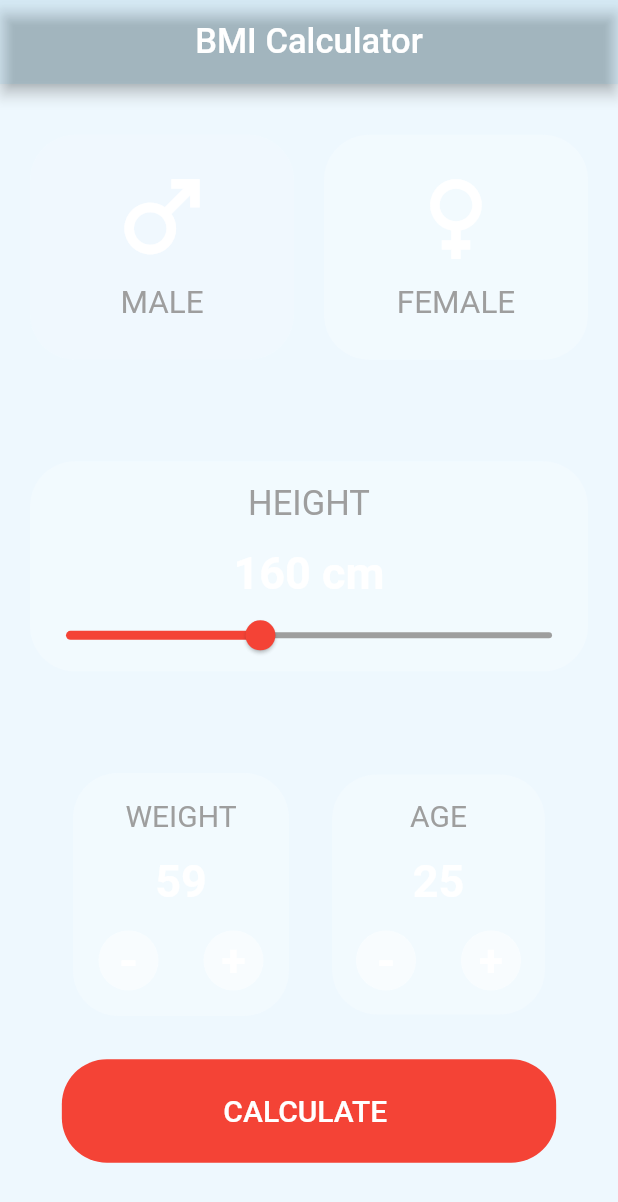
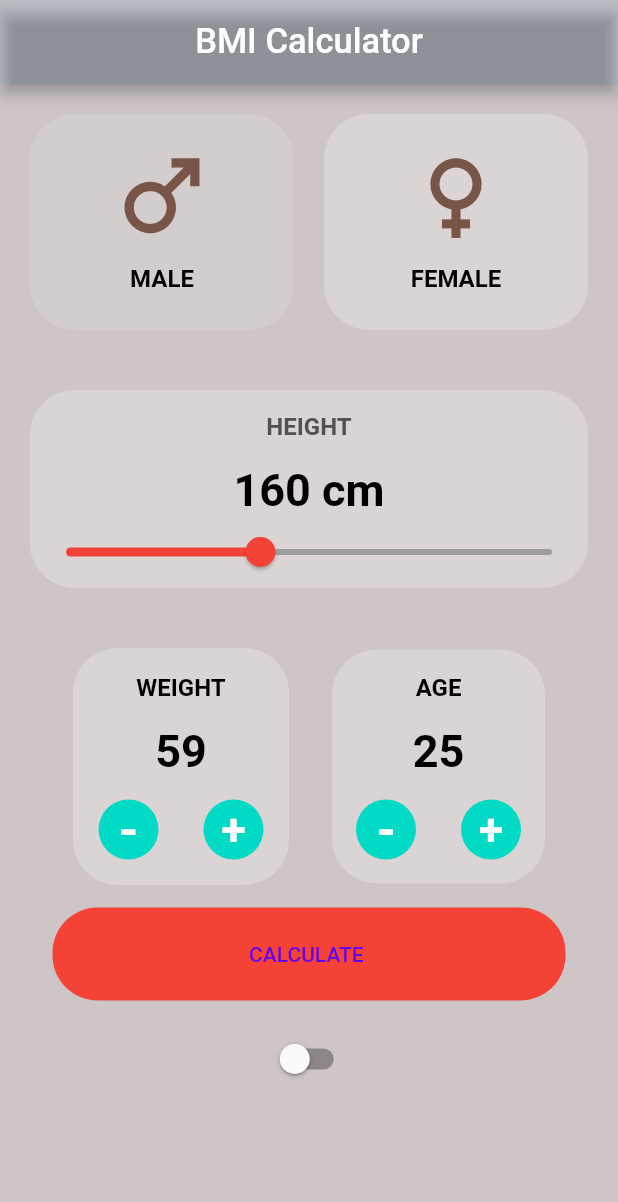
Before and after one commit to ShamsMoAhmed/BMI_Calculator, a Flutter app: the screen it shows after launch, after a tap on an icon or button, on a phone screen of 412 x 824 dp. Shown: the top 1202 px of the screen. Run offline on Flutter 3.47's test engine with Material 2 defaults, Android fonts, the phone set to English and light mode, and no system bars.

Commit message:
app_themes

```diff
--- /dev/null
+++ b/lib/controllers/app_setting.dart
@@ -0,0 +1,9 @@
+import 'package:flutter/material.dart';
+
+class AppSettingController extends ChangeNotifier {
+  bool isDarkMode = false;
+  changeTheme() {
+    isDarkMode = !isDarkMode;
+    notifyListeners();
+  }
+}
--- a/lib/home_screen.dart
+++ b/lib/home_screen.dart
@@ -1,8 +1,10 @@
 // ignore_for_file: prefer_const_constructors
 
+import 'package:bmi_calculator/controllers/app_setting.dart';
 import 'package:bmi_calculator/models/calculate_model.dart';
 import 'package:bmi_calculator/widgets/button_widget.dart';
 import 'package:flutter/material.dart';
+import 'package:provider/provider.dart';
 
 import 'result_screen.dart';
 
@@ -18,8 +20,9 @@ class _HomeScreenState extends State<HomeScreen> {
 
   @override
   Widget build(BuildContext context) {
+    final setting = Provider.of<AppSettingController>(context);
     return Scaffold(
-        backgroundColor: Color.fromARGB(20, 33, 170, 243),
+        backgroundColor: Theme.of(context).primaryColor,
         appBar: AppBar(
           backgroundColor: Color.fromARGB(20, 33, 170, 243),
           title: Center(
@@ -31,8 +34,7 @@ class _HomeScreenState extends State<HomeScreen> {
         body: SafeArea(
           child: Padding(
             padding: const EdgeInsets.all(20.0),
-            child: Column(
-              mainAxisAlignment: MainAxisAlignment.spaceEvenly,
+            child: ListView(
               children: [
                 Row(
                   mainAxisAlignment: MainAxisAlignment.spaceEvenly,
@@ -60,14 +62,11 @@ class _HomeScreenState extends State<HomeScreen> {
                                 Icon(
                                   Icons.male_outlined,
                                   size: 75,
-                                  color: Colors.white,
                                 ),
                                 Padding(
                                   padding: const EdgeInsets.all(8.0),
                                   child: Text(
                                     "MALE",
-                                    style: TextStyle(
-                                        fontSize: 21, color: Colors.grey),
                                   ),
                                 )
                               ],
@@ -102,14 +101,13 @@ class _HomeScreenState extends State<HomeScreen> {
                                 Icon(
                                   Icons.female_outlined,
                                   size: 75,
-                                  color: Colors.white,
                                 ),
                                 Padding(
                                   padding: const EdgeInsets.all(8.0),
                                   child: Text(
                                     "FEMALE",
-                                    style: TextStyle(
-                                        fontSize: 21, color: Colors.grey),
+                                    //   style: TextStyle(
+                                    //       fontSize: 21, color: Colors.grey),
                                   ),
                                 )
                               ],
@@ -134,15 +132,14 @@ class _HomeScreenState extends State<HomeScreen> {
                         padding: const EdgeInsets.all(15.0),
                         child: Text(
                           "HEIGHT",
-                          style: TextStyle(fontSize: 23, color: Colors.grey),
+                          style: Theme.of(context).textTheme.bodyText1,
                         ),
                       ),
                       Text(
                         calculate.height.toStringAsFixed(0) + " cm",
                         style: TextStyle(
-                            fontSize: 30,
-                            fontWeight: FontWeight.bold,
-                            color: Colors.white),
+                          fontSize: 30,
+                        ),
                       ),
                       Slider(
                           inactiveColor: Colors.grey,
@@ -176,17 +173,13 @@ class _HomeScreenState extends State<HomeScreen> {
                           children: [
                             Text(
                               "WEIGHT",
-                              style:
-                                  TextStyle(fontSize: 20, color: Colors.grey),
                             ),
                             Padding(
                               padding: const EdgeInsets.all(15.0),
                               child: Text(
                                 calculate.weight.toStringAsFixed(0),
                                 style: TextStyle(
-                                    fontSize: 30,
-                                    color: Colors.white,
-                                    fontWeight: FontWeight.bold),
+                                    fontSize: 30, fontWeight: FontWeight.bold),
                               ),
                             ),
                             Row(
@@ -237,19 +230,13 @@ class _HomeScreenState extends State<HomeScreen> {
                         padding: const EdgeInsets.all(16.0),
                         child: Column(
                           children: [
-                            Text(
-                              "AGE",
-                              style:
-                                  TextStyle(fontSize: 20, color: Colors.grey),
-                            ),
+                            Text("AGE"),
                             Padding(
                               padding: const EdgeInsets.all(15.0),
                               child: Text(
                                 calculate.age.toString(),
                                 style: TextStyle(
-                                    fontSize: 30,
-                                    color: Colors.white,
-                                    fontWeight: FontWeight.bold),
+                                    fontSize: 30, fontWeight: FontWeight.bold),
                               ),
                             ),
                             Row(
@@ -314,12 +301,17 @@ class _HomeScreenState extends State<HomeScreen> {
                         padding: const EdgeInsets.all(15.0),
                         child: Text(
                           "                 CALCULATE                  ",
-                          style: TextStyle(fontSize: 20, color: Colors.white),
+                          // style: Theme.of(context).textTheme.bodyText1,
                         ),
                       ),
                     ),
                   ),
-                )
+                ),
+                Switch(
+                    value: setting.isDarkMode,
+                    onChanged: (b) {
+                      setting.changeTheme();
+                    }),
               ],
             ),
           ),
--- a/lib/main.dart
+++ b/lib/main.dart
@@ -1,13 +1,28 @@
 // ignore_for_file: prefer_const_constructors
 
+import 'package:bmi_calculator/controllers/app_setting.dart';
+import 'package:bmi_calculator/themes/app_theme.dart';
 import 'package:flutter/material.dart';
+import 'package:provider/provider.dart';
 
 import 'home_screen.dart';
 
 void main() {
   runApp(
-    MaterialApp(
-      home: HomeScreen(),
+    MultiProvider(
+      providers: [
+        ChangeNotifierProvider.value(value: AppSettingController()),
+      ],
+      builder: (context, child) {
+        return MaterialApp(
+          theme: AppTheme.light,
+          darkTheme: AppTheme.dark,
+          themeMode: Provider.of<AppSettingController>(context).isDarkMode
+              ? ThemeMode.dark
+              : ThemeMode.light,
+          home: HomeScreen(),
+        );
+      },
     ),
   );
 }
--- a/lib/widgets/button_widget.dart
+++ b/lib/widgets/button_widget.dart
@@ -16,7 +16,7 @@ class CircleButtonWidget extends StatelessWidget {
           height: 40,
           decoration: BoxDecoration(
             borderRadius: BorderRadius.circular(100),
-            color: Colors.white.withOpacity(.5),
+            color: Theme.of(context).colorScheme.secondary,
           ),
           child: Center(child: child),
         ),
--- a/pubspec.yaml
+++ b/pubspec.yaml
@@ -34,6 +34,7 @@ dependencies:
   # The following adds the Cupertino Icons font to your application.
   # Use with the CupertinoIcons class for iOS style icons.
   cupertino_icons: ^1.0.2
+  provider: ^6.0.5
 
 dev_dependencies:
   flutter_test:
```
Also changed, not shown: lib/themes/app_theme.dart (added, +33 -0 lines), pubspec.lock.
